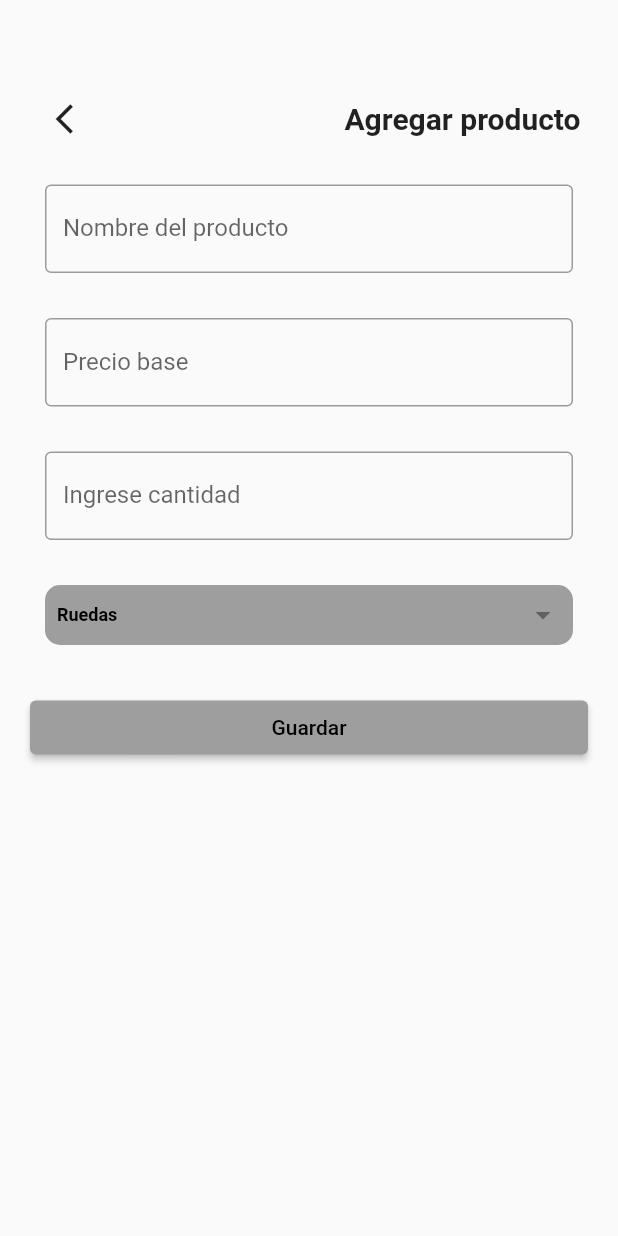
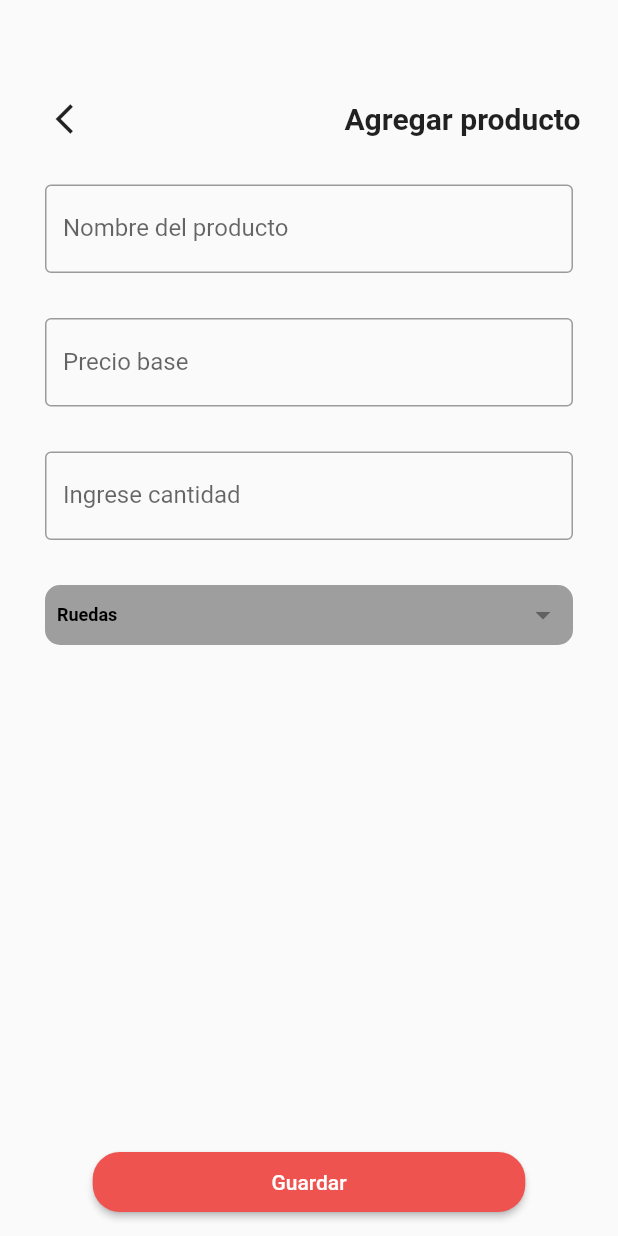
Before and after one commit to anything-devs/bike-soft-mobile-app, a Flutter app: the PantallaAgregarProducto screen opened by its route, on a phone screen of 412 x 824 dp. Run offline on Flutter 3.47's test engine with Material 2 defaults, Android fonts, the phone set to English and light mode, and no system bars; our stand-ins replace flutter_local_notifications; missing offline and left inert: dart:ffi; network calls fail.

Commit message:
Se agregan los estilos para mejor visualizacion

```diff
--- a/lib/screens/pantalla_agregar_producto.dart
+++ b/lib/screens/pantalla_agregar_producto.dart
@@ -87,10 +87,31 @@ class _PantallaAgregarProductoState extends State<PantallaAgregarProducto> {
               const SizedBox(
                 height: 16.0,
               ),
-              ElevatedButton(onPressed: () {}, child: const Text("Guardar"))
             ],
           ),
         ),
+        floatingActionButton: Align(
+          alignment: Alignment.bottomCenter,
+          child: Padding(
+              padding: const EdgeInsets.all(16.0),
+              child: SizedBox(
+                width: MediaQuery.of(context).size.width * 0.7,
+                height: 40.0,
+                child: ElevatedButton(
+                  onPressed: () {},
+                  style: ElevatedButton.styleFrom(
+                      shape: RoundedRectangleBorder(
+                          borderRadius: BorderRadius.circular(18.0)),
+                      backgroundColor: Colors.red.shade400,
+                      surfaceTintColor: Colors.red.shade300),
+                  child: const Text(
+                    "Guardar",
+                    style: TextStyle(color: Colors.white),
+                  ),
+                ),
+              )),
+        ),
+        floatingActionButtonLocation: FloatingActionButtonLocation.centerDocked,
       ),
     );
   }
```
